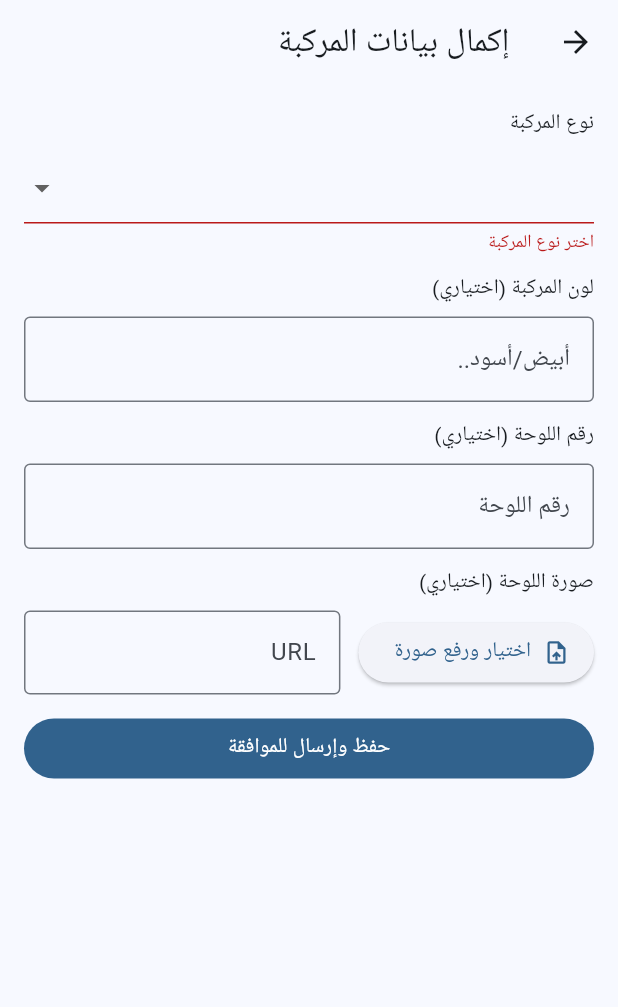
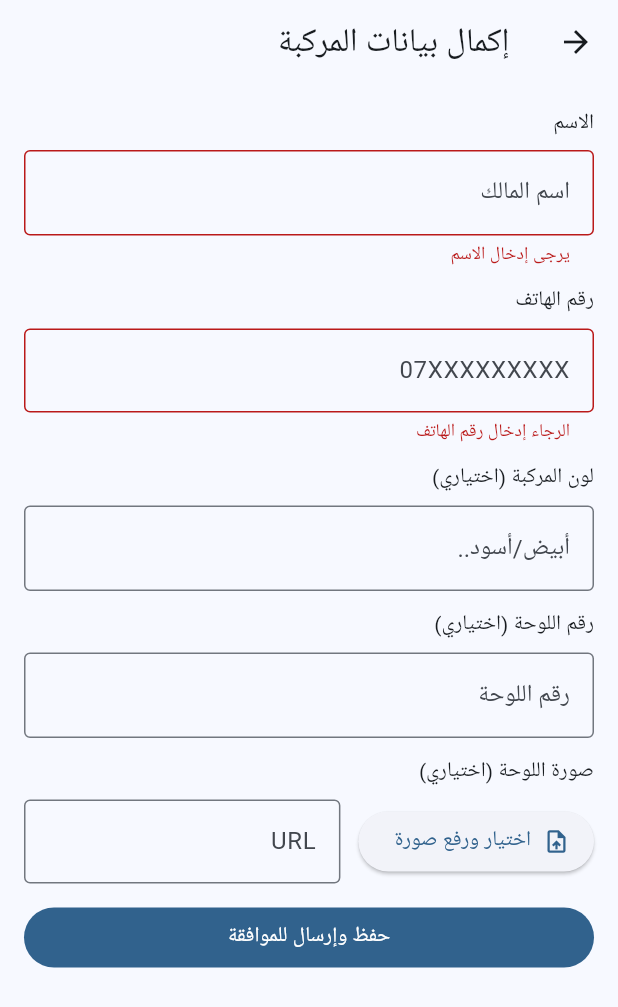
Before and after one commit to hhuu773npp12-coder/mesibawy-app, a Flutter app: the VehicleRegistrationScreen screen opened directly, after a tap on "حفظ وإرسال للموافقة", on a phone screen of 412 x 824 dp. Shown: the top 1007 px of the screen. Run offline on Flutter 3.47's test engine with Material 3 defaults, Android fonts, the phone set to English and light mode, and no system bars; our stand-ins replace cached_network_image, dio, image_picker, shared_preferences, shimmer; missing offline and left inert: maplibre_gl; accounts and stored records are empty.

Commit message:
تحديث شاشة الكود واستثناء المالك والادمن من النظام

```diff
--- a/mobile/lib/features/auth/phone_screen.dart
+++ b/mobile/lib/features/auth/phone_screen.dart
@@ -82,7 +82,7 @@ class _PhoneInputScreenState extends State<PhoneInputScreen> {
   }
 
   bool get _isCraftRole => _intendedRole == 'electrician' || _intendedRole == 'plumber' || _intendedRole == 'blacksmith' || _intendedRole == 'ac_tech';
-  bool get _isVehicleRole => _intendedRole == 'taxi' || _intendedRole == 'tuk_tuk' || _intendedRole == 'kia_haml' || _intendedRole == 'kia_passenger' || _intendedRole == 'stuta' || _intendedRole == 'bike';
+  bool get _isVehicleRole => _intendedRole == 'vehicle_owner';
   bool get _isRestaurantRole => _intendedRole == 'restaurant_owner';
 
   @override
--- a/mobile/lib/features/registration/vehicle_registration_screen.dart
+++ b/mobile/lib/features/registration/vehicle_registration_screen.dart
@@ -16,7 +16,9 @@ class VehicleRegistrationScreen extends StatefulWidget {
 
 class _VehicleRegistrationScreenState extends State<VehicleRegistrationScreen> {
   final _formKey = GlobalKey<FormState>();
-  String? _vehicleType; // taxi | tuk_tuk | kia_haml | kia_passenger | stuta | bike
+  // تمت إزالة اختيار نوع المركبة حسب المتطلبات
+  final _nameCtrl = TextEditingController();
+  final _phoneCtrl = TextEditingController();
   final _colorCtrl = TextEditingController();
   final _plateCtrl = TextEditingController();
   final _plateUrlCtrl = TextEditingController(); // مؤقتاً كرابط نصي
@@ -27,6 +29,8 @@ class _VehicleRegistrationScreenState extends State<VehicleRegistrationScreen> {
 
   @override
   void dispose() {
+    _nameCtrl.dispose();
+    _phoneCtrl.dispose();
     _colorCtrl.dispose();
     _plateCtrl.dispose();
     _plateUrlCtrl.dispose();
@@ -66,7 +70,8 @@ class _VehicleRegistrationScreenState extends State<VehicleRegistrationScreen> {
     });
     try {
       await ApiClient.I.dio.post('/profile/vehicle', data: {
-        'vehicleType': _vehicleType,
+        'name': _nameCtrl.text.trim(),
+        'phone': _phoneCtrl.text.trim(),
         if (_colorCtrl.text.trim().isNotEmpty) 'vehicleColor': _colorCtrl.text.trim(),
         if (_plateCtrl.text.trim().isNotEmpty) 'plateNumber': _plateCtrl.text.trim(),
         if (_plateUrlCtrl.text.trim().isNotEmpty) 'plateImageUrl': _plateUrlCtrl.text.trim(),
@@ -93,20 +98,34 @@ class _VehicleRegistrationScreenState extends State<VehicleRegistrationScreen> {
           key: _formKey,
           child: ListView(
             children: [
-              const Text('نوع المركبة'),
+              const Text('الاسم'),
               const SizedBox(height: 8),
-              DropdownButtonFormField<String>(
-                value: _vehicleType,
-                items: const [
-                  DropdownMenuItem(value: 'taxi', child: Text('تكسي')),
-                  DropdownMenuItem(value: 'tuk_tuk', child: Text('تكتك')),
-                  DropdownMenuItem(value: 'kia_haml', child: Text('كيا حمل')),
-                  DropdownMenuItem(value: 'kia_passenger', child: Text('كيا نقل الركاب')),
-                  DropdownMenuItem(value: 'stuta', child: Text('ستوتة')),
-                  DropdownMenuItem(value: 'bike', child: Text('دراجة')),
-                ],
-                onChanged: (v) => setState(() => _vehicleType = v),
-                validator: (v) => (v == null || v.isEmpty) ? 'اختر نوع المركبة' : null,
+              TextFormField(
+                controller: _nameCtrl,
+                textDirection: TextDirection.rtl,
+                decoration: const InputDecoration(
+                  border: OutlineInputBorder(),
+                  hintText: 'اسم المالك',
+                ),
+                validator: (v) => (v == null || v.trim().isEmpty) ? 'يرجى إدخال الاسم' : null,
+              ),
+              const SizedBox(height: 12),
+              const Text('رقم الهاتف'),
+              const SizedBox(height: 8),
+              TextFormField(
+                controller: _phoneCtrl,
+                keyboardType: TextInputType.phone,
+                textDirection: TextDirection.ltr,
+                decoration: const InputDecoration(
+                  border: OutlineInputBorder(),
+                  hintText: '07XXXXXXXXX',
+                ),
+                validator: (v) {
+                  final s = (v ?? '').trim();
+                  if (s.isEmpty) return 'الرجاء إدخال رقم الهاتف';
+                  if (s.length < 7) return 'رقم الهاتف غير صحيح';
+                  return null;
+                },
               ),
               const SizedBox(height: 12),
               const Text('لون المركبة (اختياري)'),
--- a/mobile/lib/main.dart
+++ b/mobile/lib/main.dart
@@ -10,7 +10,7 @@ import 'features/common/waiting_approval_screen.dart';
 import 'features/admin/admin_home.dart';
 import 'features/orders/order_screen.dart';
 import 'features/map/map_screen.dart';
-import 'features/onboarding/vehicle_select_screen.dart';
+// تم الاستغناء عن شاشة فرز أنواع المركبات بعد توحيد الدور إلى vehicle_owner
 import 'features/onboarding/craft_select_screen.dart';
 import 'features/onboarding/admin_select_screen.dart';
 import 'features/citizen/citizen_home.dart';
@@ -66,7 +66,6 @@ class MyApp extends StatelessWidget {
         '/roles': (_) => const RoleSelectScreen(),
         '/phone': (_) => const PhoneInputScreen(),
         '/admin/select': (_) => const AdminSelectScreen(),
-        '/vehicles/select': (_) => const VehicleSelectScreen(),
         '/crafts/select': (_) => const CraftSelectScreen(),
         '/waiting': (_) => const WaitingApprovalScreen(),
       },
```
Also changed, not shown: mobile/lib/features/onboarding/role_select_screen.dart (+13 -6 lines), mobile/lib/features/registration/craft_registration_screen.dart (+34 -0 lines).
